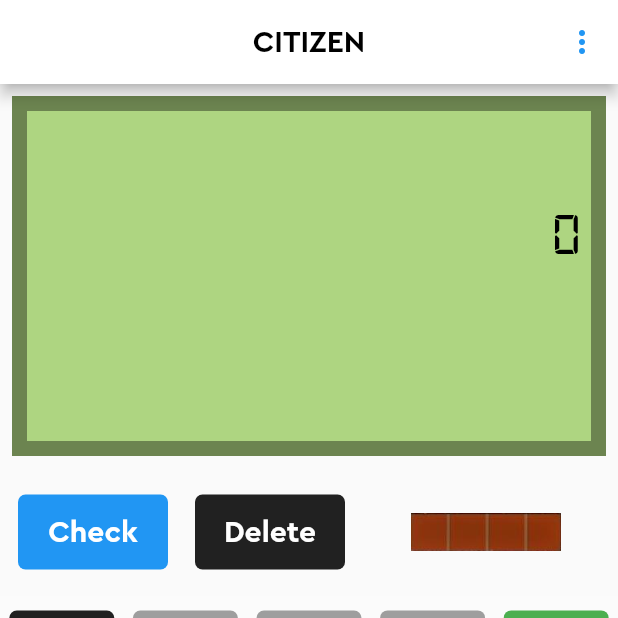
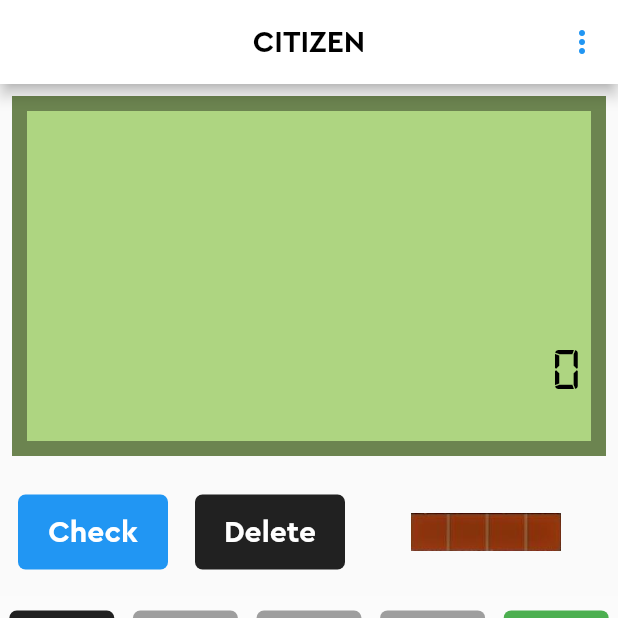
Before and after one commit to anshjikadra/citizen_calculator, a Flutter app: the screen it shows after launch, after a tap on "CE", on a phone screen of 412 x 824 dp, the top half of it. Run offline on Flutter 3.47's test engine with Material 2 defaults, Android fonts, the phone set to English and light mode, and no system bars; our stand-ins replace action_slider, math_expressions, sqflite; accounts and stored records are empty.

Commit message:
Initial commit

```diff
--- a/lib/screen/f_page.dart
+++ b/lib/screen/f_page.dart
@@ -8,6 +8,8 @@ import 'package:math_expressions/math_expressions.dart';
 import '../history_db/history_data_file.dart';
 import '../history_db/history_db_model.dart';
 
+
+String buttontext="";
 class f_page extends StatefulWidget {
   const f_page({Key? key}) : super(key: key);
 
@@ -16,15 +18,19 @@ class f_page extends StatefulWidget {
 }
 
 class _f_pageState extends State<f_page> {
+  String result="";
+  // var text="";
+  String storevalue = "0";
 
-  String result="";
-  var text="";
-  String storevalue="0";
-  String sign="";
-  String expression="";
+  String expression = "";
 
-  int firstNumber=0;
-  int secondNumber=0 ;
+  int firstNumber = 0;
+  int secondNumber = 0;
+  String sign = "";
+
+
+
+  // try
 
 
 
@@ -39,62 +45,79 @@ class _f_pageState extends State<f_page> {
     setState(() {});
   }
 
-
   @override
   Widget build(BuildContext context) {
     return Scaffold(
       appBar: AppBar(
         title: Text(
           "CITIZEN",
-          style: TextStyle(fontSize: 20, color: Colors.black,fontFamily: "Myfont"),
+          style: TextStyle(
+              fontSize: 20, color: Colors.black, fontFamily: "Myfont"),
         ),
         actions: [
-          IconButton(onPressed: () {
-
+          IconButton(
+              onPressed: () {
                 showCupertinoDialog(
-
                     context: context,
                     builder: (_) => CupertinoAlertDialog(
                           actions: [
                             Column(
                               children: [
-
                                 Padding(
-                       padding: const EdgeInsets.fromLTRB(0,10,10,0),
-                       child: Align(alignment: Alignment.topRight,child:Icon(CupertinoIcons.clear,color: Colors.black,))
+                                    padding:
+                                        const EdgeInsets.fromLTRB(0, 10, 10, 0),
+                                    child: Align(
+                                        alignment: Alignment.topRight,
+                                        child: Icon(
+                                          CupertinoIcons.clear,
+                                          color: Colors.black,
+                                        ))),
+                                CupertinoDialogAction(
+                                  onPressed: () {
+                                    Navigator.push(context, MaterialPageRoute(
+                                      builder: (context) {
+                                        return history_page();
+                                      },
+                                    ));
+                                  },
+                                  child: Text(
+                                    "History",
+                                    style: TextStyle(
+                                        color: Colors.black,
+                                        fontFamily: "Myfont"),
                                   ),
-                     CupertinoDialogAction(
-                       onPressed:(){
-
-                         Navigator.push(context,MaterialPageRoute(builder: (context) {
-                           return history_page(
-                           );
-                         },));
-                       },
-                       child: Text("History",style: TextStyle(color: Colors.black,fontFamily: "Myfont"),),
                                 ),
                                 Divider(),
                                 CupertinoDialogAction(
-                       onPressed:(){},
-                       child: Text("Settings",style: TextStyle(color: Colors.black,fontFamily: "Myfont"),),
+                                  onPressed: () {},
+                                  child: Text(
+                                    "Settings",
+                                    style: TextStyle(
+                                        color: Colors.black,
+                                        fontFamily: "Myfont"),
                                   ),
-                     SizedBox(height: 10,),
+                                ),
+                                SizedBox(
+                                  height: 10,
+                                ),
                               ],
                             )
                           ],
-
                         ));
-
-
-          }, icon: Icon(Icons.more_vert,color: Colors.blue,)),
+              },
+              icon: Icon(
+                Icons.more_vert,
+                color: Colors.blue,
+              )),
         ],
         backgroundColor: Colors.white,
         centerTitle: true,
       ),
       body: Column(
         children: [
-
-          Expanded(flex: 3,child: Padding(
+          Expanded(
+              flex: 3,
+              child: Padding(
                 padding: const EdgeInsets.all(8.0),
                 child: Container(
                   child: Column(
@@ -113,61 +136,57 @@ class _f_pageState extends State<f_page> {
                       //   ),
                       // ),
 
-                  SizedBox(height: 40,),
-                  // Expanded(
-                  //
-                  //   child: Container(
-                  //
-                  //      color: Colors.white,
-                  //     child:Padding(
-                  //       padding: const EdgeInsets.all(2.0),
-                  //       child: Align(alignment: Alignment.centerRight,child: Text(
-                  //         storevalue,style: TextStyle(color: Colors.black,fontSize: 40,fontFamily: "Mydigital"),)),
-                  //     ),
-                  //     //Align(alignment: Alignment.centerRight,child: Text(result,style: TextStyle(color: Colors.black,fontSize: 25),)),
-                  //
-                  //   ),
-                  // ),
-                  SizedBox(height: 10,),
+                      SizedBox(
+                        height: 140,
+                      ),
                       Padding(
                         padding: const EdgeInsets.all(5.0),
                         child: Row(
-
                           children: [
                             Container(
                               height: 45,
                               width: 45,
                               // color: Colors.blue,
-                          child: Center(child: Text(sign,style: TextStyle(color: Colors.black,fontFamily:"Mydigital",fontSize: 25),)),
+                              child: Center(
+                                  child: Text(
+                                sign,
+                                style: TextStyle(
+                                    color: Colors.black,
+                                    fontFamily: "Mydigital",
+                                    fontSize: 25),
+                              )),
                             ),
-                        SizedBox(width: 5,),
-
+                            SizedBox(
+                              width: 5,
+                            ),
                             Expanded(
-
                               child: Container(
-
                                 // color: Colors.white,
-                            child:Padding(
+                                child: Padding(
                                   padding: const EdgeInsets.all(2.0),
-                              child: Align(alignment: Alignment.centerRight,child: Text(
-                                result,style: TextStyle(color: Colors.black,fontSize: 40,fontFamily: "Mydigital"),)),
+                                  child: Align(
+                                      alignment: Alignment.centerRight,
+                                      child: Text(
+                                        result,
+                                        style: TextStyle(
+                                            color: Colors.black,
+                                            fontSize: 40,
+                                            fontFamily: "Mydigital"),
+                                      )),
                                 ),
                                 //Align(alignment: Alignment.centerRight,child: Text(result,style: TextStyle(color: Colors.black,fontSize: 25),)),
-
                               ),
                             ),
-
                           ],
                         ),
                       ),
-
                     ],
                   ),
                   decoration: BoxDecoration(
-                border:Border.all( color: Colors.black38,width: 10),
+                    border: Border.all(color: Colors.black38, width: 10),
                     color: Colors.lightGreen[300],
-
-              ),),
+                  ),
+                ),
               )),
           Expanded(
               child: Padding(
@@ -175,126 +194,108 @@ class _f_pageState extends State<f_page> {
             child: Container(
               // color: Colors.white,
               child: Row(
+                children: [
 
-                    children: [
-                      // Container(
-                      //   height: 50,
-                      //   width: 105,
-                      //
-                      //   decoration: BoxDecoration(
-                      //       color: Colors.blue,
-                      //     borderRadius: BorderRadius.all(Radius.circular(5))
-                      //   ),
-                      //   child: Center(child: Text("Check",style: TextStyle(color: Colors.white,fontWeight: FontWeight.bold,fontSize: 20,fontFamily: "Myfont"),)),
-                      // ),
-                      button("Check", Colors.blue, Colors.white,50,100),
-                      SizedBox(width: 10,),
-                      button("Delete",Colors.black87, Colors.white, 50, 100),
-                      SizedBox(width: 40,),
+                  button("Check", Colors.blue, Colors.white, 50, 100),
+                  SizedBox(
+                    width: 10,
+                  ),
+                  button("Delete", Colors.black87, Colors.white, 50, 100),
+                  SizedBox(
+                    width: 40,
+                  ),
                   Align(
                     alignment: Alignment.centerLeft,
-                        child: Expanded(child: Container(
+                    child: Expanded(
+                        child: Container(
                       height: 25,
                       width: 100,
                       // color: Colors.blue,
-                          child: Image.asset("image/solar-cell-calculator-old-isolated-white-backghround-254742563.jpeg",fit: BoxFit.fill),
-
+                      child: Image.asset(
+                          "image/solar-cell-calculator-old-isolated-white-backghround-254742563.jpeg",
+                          fit: BoxFit.fill),
                     )),
                   ),
-                      // GFButton(
-                      //   onPressed: (){},
-                      //   text: "Delete",textStyle: TextStyle(fontSize: 15),
-                      //   color:Colors.black87,
-                      //   size: 50,
-                      // ),
+
                 ],
               ),
             ),
           )),
-          Expanded(flex: 5,child: Container(
+          Expanded(
+              flex: 5,
+              child: Container(
                 color: Colors.white12,
-
                 child: Row(
                   mainAxisAlignment: MainAxisAlignment.spaceAround,
                   children: [
                     Column(
                       mainAxisAlignment: MainAxisAlignment.spaceAround,
                       children: [
-                    button("CE", Colors.black87, Colors.green,50,70),
-                    button("7", Colors.black87, Colors.white,70,70),
-                    button("4", Colors.black87, Colors.white,70,70),
-                    button("1", Colors.black87, Colors.white,70,70),
-                    button("0", Colors.black87, Colors.white,70,70),
-
-
-                  ],
-
-                ),
-                Column(
-                  mainAxisAlignment: MainAxisAlignment.spaceAround,
-                  children: [
-                    button("GT", Colors.grey, Colors.black,50,70),
-
-                    button("8", Colors.black87, Colors.white,70,70,),
-                    button("5", Colors.black87, Colors.white,70,70),
-                    button("2", Colors.black87, Colors.white,70,70),
-                    button("00", Colors.black87, Colors.white,70,70),
-                  ],
-
-                ),
-                Column(
-                 mainAxisAlignment: MainAxisAlignment.spaceAround,
-                  children: [
-                    button("+/-", Colors.grey, Colors.black,50,70),
-                    button("9", Colors.black87, Colors.white,70,70),
-                    button("6", Colors.black87, Colors.white,70,70),
-                    button("3", Colors.black87, Colors.white,70,70),
-                    button(".", Colors.black87, Colors.white,70,70),
-                  ],
-
-                ),
-                Column(
-                  mainAxisAlignment: MainAxisAlignment.spaceAround,
-                  children: [
-                    button("√", Colors.grey, Colors.black,50,70),
-                    button("×", Colors.black87, Colors.white,70,70),
-                    button("-", Colors.black87, Colors.white,70,70),
-                    button("+", Colors.black87, Colors.white,160,70),
-
-
-                    // inputButton("CE"),
-                    // inputButton("CE"),
-
-
+                        button("CE", Colors.black87, Colors.green, 50, 70),
+                        button("7", Colors.black87, Colors.white, 70, 70),
+                        button("4", Colors.black87, Colors.white, 70, 70),
+                        button("1", Colors.black87, Colors.white, 70, 70),
+                        button("0", Colors.black87, Colors.white, 70, 70),
                       ],
                     ),
                     Column(
                       mainAxisAlignment: MainAxisAlignment.spaceAround,
                       children: [
-                    button("AC", Colors.green, Colors.white,50,70),
-                    button("%", Colors.black87, Colors.white,70,70),
-                    button("÷", Colors.black87, Colors.white,70,70),
-                    button("=", Colors.black87, Colors.white,160,70),
-
+                        button("GT", Colors.grey, Colors.black, 50, 70),
+                        button(
+                          "8",
+                          Colors.black87,
+                          Colors.white,
+                          70,
+                          70,
+                        ),
+                        button("5", Colors.black87, Colors.white, 70, 70),
+                        button("2", Colors.black87, Colors.white, 70, 70),
+                        button("00", Colors.black87, Colors.white, 70, 70),
+                      ],
+                    ),
+                    Column(
+                      mainAxisAlignment: MainAxisAlignment.spaceAround,
+                      children: [
+                        button("+/-", Colors.grey, Colors.black, 50, 70),
+                        button("9", Colors.black87, Colors.white, 70, 70),
+                        button("6", Colors.black87, Colors.white, 70, 70),
+                        button("3", Colors.black87, Colors.white, 70, 70),
+                        button(".", Colors.black87, Colors.white, 70, 70),
+                      ],
+                    ),
+                    Column(
+                      mainAxisAlignment: MainAxisAlignment.spaceAround,
+                      children: [
+                        button("√", Colors.grey, Colors.black, 50, 70),
+                        button("×", Colors.black87, Colors.white, 70, 70),
+                        button("-", Colors.black87, Colors.white, 70, 70),
+                        button("+", Colors.black87, Colors.white, 160, 70),
                         // inputButton("CE"),
                         // inputButton("CE"),
-
-
+                      ],
+                    ),
+                    Column(
+                      mainAxisAlignment: MainAxisAlignment.spaceAround,
+                      children: [
+                        button("AC", Colors.green, Colors.white, 50, 70),
+                        button("%", Colors.black87, Colors.white, 70, 70),
+                        button("÷", Colors.black87, Colors.white, 70, 70),
+                        button("=", Colors.black87, Colors.white, 160, 70),
+                        // inputButton("CE"),
+                        // inputButton("CE"),
                       ],
                     )
                   ],
                 ),
-
               ))
         ],
       ),
     );
   }
 
-
-  Widget button(String buttontext,Color buttoncolor,Color buttontextcolor,double buttonheight,double buttonwidth)
-  {
-
+  Widget button(String buttontext, Color buttoncolor, Color buttontextcolor,
+      double buttonheight, double buttonwidth) {
     return InkWell(
       onTap: () => buttonpress(buttontext),
       child: Padding(
@@ -304,13 +305,19 @@ class _f_pageState extends State<f_page> {
           width: buttonwidth,
           decoration: BoxDecoration(
               color: buttoncolor,
-              borderRadius: BorderRadius.all(Radius.circular(5))
-          ),
-          child: Center(child: Text(buttontext,style: TextStyle(color:buttontextcolor,fontSize: 20,fontWeight: FontWeight.bold,fontFamily: "Myfont"),)),
+              borderRadius: BorderRadius.all(Radius.circular(5))),
+          child: Center(
+              child: Text(
+            buttontext,
+            style: TextStyle(
+                color: buttontextcolor,
+                fontSize: 20,
+                fontWeight: FontWeight.bold,
+                fontFamily: "Myfont"),
+          )),
         ),
       ),
     );
-
   }
 
   buttonpress(String buttontext)
@@ -321,9 +328,12 @@ class _f_pageState extends State<f_page> {
         {
           storevalue="0";
           result="0";
+          sign="";
         }
       else if(buttontext=="=")
         {
+
+
 
             expression=result;
             expression =expression.replaceAll('×','*');
@@ -331,18 +341,32 @@ class _f_pageState extends State<f_page> {
             try
             {
               Parser p = Parser();
-              Expression exp = p.parse(expression);
+              Expression exp = p.parse(expression.trim());
               ContextModel cm=ContextModel();
               result='${exp.evaluate(EvaluationType.VECTOR, cm)}';
-
+              //Save history
               DB.save(H_data(history_data:result));
               sign="=";
-
 
             }catch(e){
 
               result="EROOR";
             }
+        }
+
+      else if(buttontext=="√")
+        {
+
+          result=sqrt(double.parse(result)).toString();
+          print(result);
+
+        }
+      else if(buttontext=="%")
+        {
+          // result='0';
+          int divide=int.parse(result);
+          result=(divide /100).toString();
+          print("DIVID:${result}");
         }
 
 
@@ -356,9 +380,20 @@ class _f_pageState extends State<f_page> {
 
       }
 
+
       else if(buttontext=="Check")
         {
         }
+
+
+      else if (buttontext == '+/-') {
+        sign=buttontext;
+            result.toString().startsWith('-')
+                ? result = result.toString().substring(1)
+                : result = '-' + result.toString();
+            result = result;
+          }
+
       else if(buttontext=="Delete")
         {
           if(result=="EROOR")
@@ -383,12 +418,19 @@ class _f_pageState extends State<f_page> {
           {
                 result= result + buttontext;
           }
-        if(buttontext=="+" || buttontext=="-" || buttontext=="÷" || buttontext=="=" || buttontext=="×" || buttontext=="%" || buttontext=="+/-"  || buttontext=="√")
+        if(buttontext=="+" || buttontext=="-" || buttontext=="÷" || buttontext=="=" || buttontext=="×" || buttontext=="%" || buttontext=="+/-" || buttontext=="√")
         {
+
+
           setState(() {
             sign=buttontext;
           });
+
+
         }
+
+
+
 
       }
       // setState(() {
@@ -396,107 +438,188 @@ class _f_pageState extends State<f_page> {
       //   print("TEXT:${result}");
       // });
 
-
     });
 
+
+  }
+  squrt()
+  {
+    if(buttontext == "√")
+    {
+      double a=25;
+      double b=sqrt(a);
+      print("${b}");
+      sqrt(b);
+      result=b.toString();
+      print(result);
+    }
   }
 
 
 
 
-  // String operation = "";
+//New try
+
+
+  // dynamic text = '0';
+  // double numOne = 0;
+  // double numTwo = 0;
   //
-  // void calculate(String buttontext ) {
-  //   if (buttontext == "AC") {
-  //     result = "";
-  //     text = "";
-  //     firstNumber = 0;
-  //     secondNumber = 0;
-  //   }else if(buttontext=="CE")
-  //     {
-  //       result="0";
-  //       setState(() {
+  // dynamic result = '';
+  // dynamic finalResult = '';
+  // dynamic opr = '';
+  // dynamic preOpr = '';
+
+
+
+
+  // void calculation(btnText) {
+  //   if (btnText == 'AC') {
+  //     text = '0';
+  //     numOne = 0;
+  //     numTwo = 0;
+  //     result = '';
+  //     finalResult = '';
+  //     opr = '';
+  //     preOpr = '';
+  //     sign="";
+  //   }
+  //   else if (btnText == "Delete") {
+  //     // if (text == "EROOR") {
+  //     //   text = "";
+  //     //   setState(() {});
+  //     // }
+  //     text = text.substring(0, text.length - 1);
+  //     print(text);
+  //     // if (text == "") {
+  //     //   text = "";
+  //     // }
+  //     setState(() {});
+  //   }
   //
-  //       });
+  //
+  //
+  //   else if (opr == '=' && btnText == '=') {
+  //     if (preOpr == '+') {
+  //       finalResult = add();
+  //     } else if (preOpr == '-') {
+  //       finalResult = sub();
+  //     } else if (preOpr == '×') {
+  //       finalResult = mul();
+  //     } else if (preOpr == '÷') {
+  //       finalResult = div();
   //     }
-  //   else if(buttontext=="Delete")
-  //     {
-  //      result=result.substring(0,result.length-1);
-  //      setState(() {
-  //
-  //      });
+  //   }
+  //   else if (btnText == '+' ||
+  //       btnText == '-' ||
+  //       btnText == '×' ||
+  //       btnText == '÷' ||
+  //       btnText == '=') {
+  //     if (numOne == 0) {
+  //       numOne = double.parse(result);
   //
   //     }
   //
   //
-  //   else if (buttontext == "+" ||
-  //       buttontext == "-" ||
-  //       buttontext == "×" ||
-  //       buttontext == "÷" ||
-  //   buttontext == "%") {
+  //     else {
+  //
+  //       numTwo = double.parse(result);
+  //
+  //     }
+  //
+  //     if (opr == '+') {
+  //       finalResult = add();
+  //     }
+  //
+  //     else if (opr == '-') {
+  //
+  //       finalResult = sub();
+  //     }
+  //
+  //     else if (opr == '×') {
+  //       finalResult = mul();
+  //     }
+  //
+  //     else if (opr == '÷') {
+  //       finalResult = div();
+  //     }
+  //
+  //     preOpr = opr;
+  //     opr = btnText;
+  //     result = '';
+  //   }
+  //   else if (btnText == '%') {
+  //     result = numOne / 100;
+  //     finalResult = doesContainDecimal(result);
+  //   }
   //
   //
-  //     firstNumber = int.parse(text);
-  //     result = "";
-  //     operation = buttontext;
+  //   else if (btnText == '.') {
+  //     if (!result.toString().contains('.')) {
+  //       result = result.toString() + '.';
+  //     }
+  //     finalResult = result;
+  //   }
   //
+  //   else if (btnText == '+/-') {
+  //     result.toString().startsWith('-')
+  //         ? result = result.toString().substring(1)
+  //         : result = '-' + result.toString();
+  //     finalResult = result;
+  //   }
   //
+  //   else {
   //
-  //
-  //     firstNumber = int.parse(text);
-  //     result = "0";
-  //     operation = buttontext;
-  //
-  //   } else if (buttontext == "=") {
-  //     secondNumber = int.parse(text);
-  //     if (operation == "+") {
-  //       result = (firstNumber + secondNumber).toString();
-  //     }
-  //     if (operation == "-") {
-  //       result = (firstNumber - secondNumber).toString();
-  //     }
-  //     if (operation == "×") {
-  //       result = (firstNumber * secondNumber).toString();
-  //     }
-  //     if (operation == "÷") {
-  //       result = (firstNumber ~/ secondNumber).toString();
-  //     }
-  //     if(operation=="%")
-  //       {
-  //         result=(firstNumber % secondNumber).toString();
-  //       }
-  //    DB.save(H_data(history_data:result));
-  //     setState(() {
-  //
-  //     });
-  //
-  //
-  //   } else {
-  //
-  //     if(buttontext=="+" || buttontext=="-" || buttontext=="÷" || buttontext=="-" || buttontext=="✕" || buttontext=="%" || buttontext=="+/-"  || buttontext=="√")
-  //                 {
-  //
-  //                   setState(() {
-  //                     sign=buttontext;
-  //                     print(sign);
-  //                   });
-  //                 }
-  //                 else
-  //                   {
-  //
-  //                   }
-  //
-  //
+  //       result = result + btnText;
+  //       print("RESULT${result}");
+  //       finalResult = result;
+  //       print("FINALRESULT${finalResult}");
   //
   //   }
-  //     result = int.parse(text + buttontext).toString();
-  //     print("result:${result}");
+  //
   //   setState(() {
-  //     text = result;
-  //     print("Text:${text}");
+  //     text = finalResult;
+  //     // print("TEXT${text}");
+  //     if(btnText=="CE")
+  //       {
+  //         text="0";
+  //         // print("AFTER CE${text}");
+  //       }
+  //
   //   });
   // }
-
-
-
+  //
+  // String add() {
+  //   result = (numOne + numTwo).toString();
+  //   numOne = double.parse(result);
+  //   return doesContainDecimal(result);
+  // }
+  //
+  // String sub() {
+  //   result = (numOne - numTwo).toString();
+  //   numOne = double.parse(result);
+  //   return doesContainDecimal(result);
+  // }
+  //
+  // String mul() {
+  //   result = (numOne * numTwo).toString();
+  //   numOne = double.parse(result);
+  //   return doesContainDecimal(result);
+  // }
+  //
+  // String div() {
+  //   result = (numOne / numTwo).toString();
+  //   numOne = double.parse(result);
+  //   return doesContainDecimal(result);
+  // }
+  //
+  // String doesContainDecimal(dynamic result) {
+  //   if (result.toString().contains('.')) {
+  //     List<String> splitDecimal = result.toString().split('.');
+  //     print("${splitDecimal}");
+  //     if (!(int.parse(splitDecimal[1]) > 0))
+  //       return result = splitDecimal[0].toString();
+  //   }
+  //   return result;
+  // }
 }
```
Also changed, not shown: lib/screen/history_page.dart (+13 -1 lines). Lines whose indentation alone changed are shown as unchanged.
